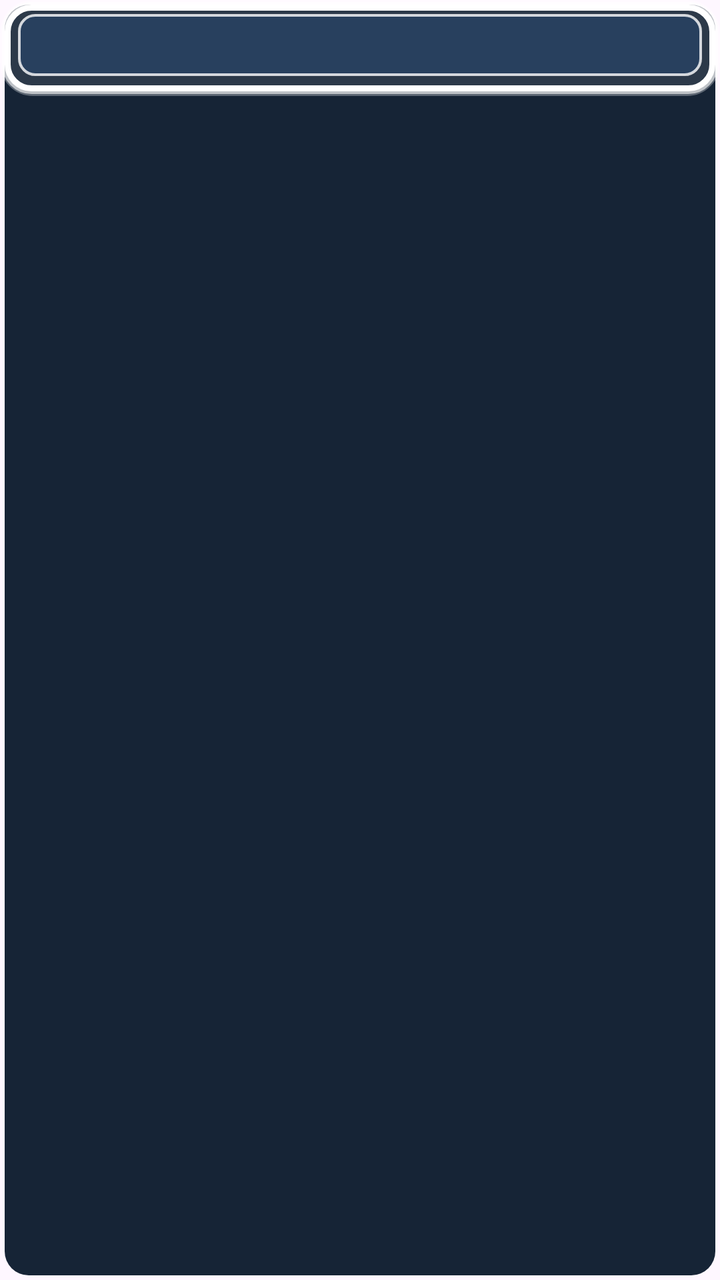
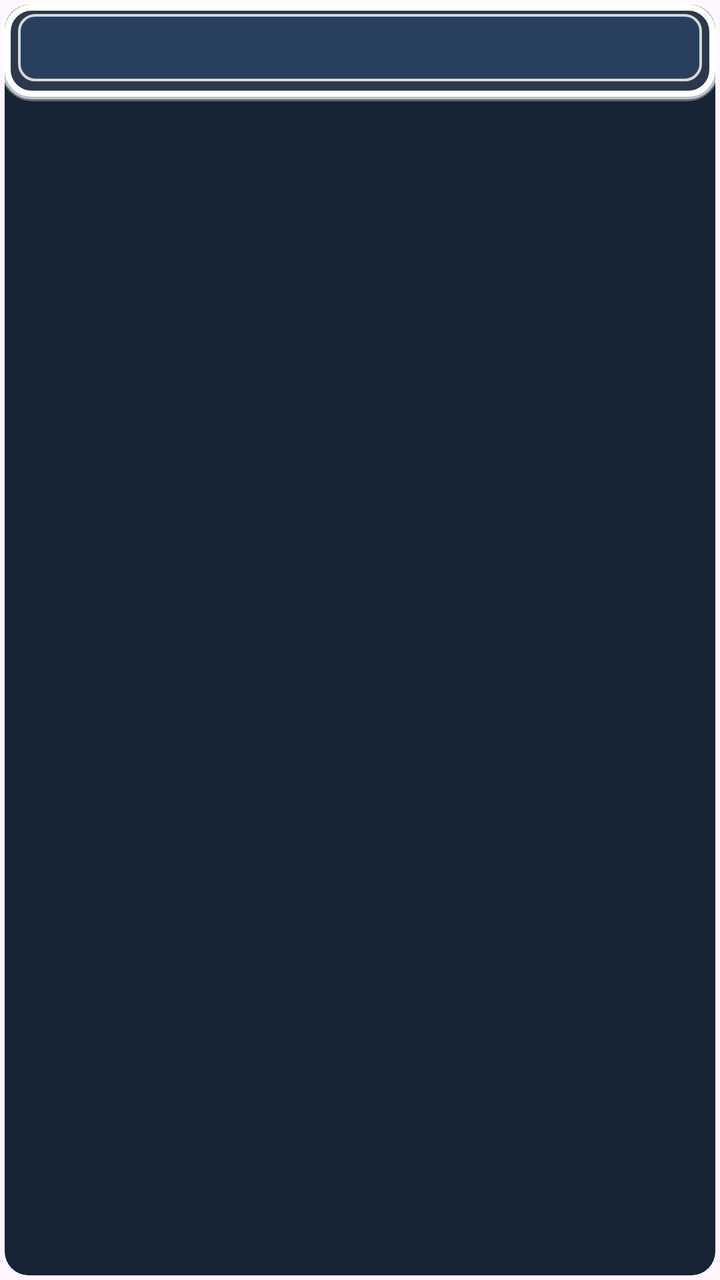

An Android layout rendered at two revisions. The XML below is the earlier revision; the diff shows what the commit changed to produce the second picture.
<!-- AndroidManifest.xml: application theme Theme.TransitMap -->
<!-- res/layout/widget_group_neon_card.xml -->
<?xml version="1.0" encoding="utf-8"?>
<RelativeLayout xmlns:android="http://schemas.android.com/apk/res/android"
    android:id="@+id/g_root"
    android:layout_width="match_parent"
    android:layout_height="wrap_content"
    android:layout_marginVertical="3.5dp"
    android:background="@drawable/widget_group_card_base">

    
    <ViewFlipper
        android:id="@+id/g_neon_flipper"
        android:layout_width="match_parent"
        android:layout_height="wrap_content"
        android:layout_alignBottom="@id/g_content"
        android:layout_alignEnd="@id/g_content"
        android:layout_alignStart="@id/g_content"
        android:layout_alignTop="@id/g_content"
        android:autoStart="true"
        android:flipInterval="600"
        android:inAnimation="@anim/neon_pulse_in"
        android:outAnimation="@anim/neon_pulse_out">

        
        <FrameLayout
            android:layout_width="match_parent"
            android:layout_height="match_parent"
            android:background="@drawable/widget_group_neon" />

        
        <FrameLayout
            android:layout_width="match_parent"
            android:layout_height="match_parent"
            android:background="@drawable/widget_group_neon_dim" />
    </ViewFlipper>

    
    <LinearLayout
        android:id="@+id/g_content"
        android:layout_width="match_parent"
        android:layout_height="wrap_content"
        android:orientation="vertical"
        android:paddingHorizontal="9dp"
        android:paddingVertical="7dp">

        <LinearLayout
            android:id="@+id/g_header"
            android:layout_width="match_parent"
            android:layout_height="wrap_content"
            android:background="@drawable/widget_group_header_neon"
            android:gravity="center_vertical"
            android:orientation="horizontal"
            android:paddingHorizontal="9dp"
            android:paddingVertical="5dp">

            <TextView
                android:id="@+id/g_title"
                android:layout_width="0dp"
                android:layout_height="wrap_content"
                android:layout_weight="1"
                android:ellipsize="end"
                android:maxLines="1"
                android:shadowColor="#DD000000"
                android:shadowDx="0"
                android:shadowDy="1"
                android:shadowRadius="3"
                android:textColor="#FFFFFF"
                android:textSize="15.5sp"
                android:textStyle="bold" />

            <TextView
                android:id="@+id/g_meta"
                android:layout_width="wrap_content"
                android:layout_height="wrap_content"
                android:layout_marginStart="6dp"
                android:shadowColor="#DD000000"
                android:shadowDx="0"
                android:shadowDy="1"
                android:shadowRadius="2.5"
                android:textColor="#FFFFFF"
                android:textSize="12.5sp"
                android:textStyle="bold" />
        </LinearLayout>

        
        <LinearLayout
            android:id="@+id/g_items"
            android:layout_width="match_parent"
            android:layout_height="wrap_content"
            android:layout_marginTop="3dp"
            android:orientation="vertical" />
    </LinearLayout>
</RelativeLayout>
<!-- resources referenced by this layout -->
<resources>
  <!-- drawable widget_group_card_base (drawable) -->
  <?xml version="1.0" encoding="utf-8"?>
  <layer-list xmlns:android="http://schemas.android.com/apk/res/android">
      <item
          android:bottom="2.5dp"
          android:left="2.5dp"
          android:right="2.5dp"
          android:top="2.5dp">
          <shape android:shape="rectangle">
              <solid android:color="#162436" />
              <corners android:radius="12dp" />
          </shape>
      </item>
  </layer-list>
  <!-- drawable widget_group_header_neon (drawable) -->
  <?xml version="1.0" encoding="utf-8"?>
  <shape xmlns:android="http://schemas.android.com/apk/res/android" android:shape="rectangle">
      <solid android:color="#28405E" />
      <stroke
          android:width="1.2dp"
          android:color="#CCFFFFFF" />
      <corners android:radius="8dp" />
  </shape>
  <!-- drawable widget_group_neon (drawable) -->
  <?xml version="1.0" encoding="utf-8"?>
  <layer-list xmlns:android="http://schemas.android.com/apk/res/android">
      
      <item>
          <shape android:shape="rectangle">
              <solid android:color="@android:color/transparent" />
              <stroke
                  android:width="5dp"
                  android:color="#4DFFFFFF" />
              <corners android:radius="14dp" />
          </shape>
      </item>
      
      <item
          android:bottom="1.2dp"
          android:left="1.2dp"
          android:right="1.2dp"
          android:top="1.2dp">
          <shape android:shape="rectangle">
              <solid android:color="@android:color/transparent" />
              <stroke
                  android:width="3.5dp"
                  android:color="#99FFFFFF" />
              <corners android:radius="13dp" />
          </shape>
      </item>
      
      <item
          android:bottom="2.5dp"
          android:left="2.5dp"
          android:right="2.5dp"
          android:top="2.5dp">
          <shape android:shape="rectangle">
              <solid android:color="#18FFFFFF" />
              <stroke
                  android:width="3dp"
                  android:color="#FFFFFF" />
              <corners android:radius="12dp" />
          </shape>
      </item>
  </layer-list>
  <!-- drawable widget_group_neon_dim (drawable) -->
  <?xml version="1.0" encoding="utf-8"?>
  <layer-list xmlns:android="http://schemas.android.com/apk/res/android">
      
      <item
          android:bottom="2.5dp"
          android:left="2.5dp"
          android:right="2.5dp"
          android:top="2.5dp">
          <shape android:shape="rectangle">
              <solid android:color="@android:color/transparent" />
              <stroke
                  android:width="1dp"
                  android:color="#22FFFFFF" />
              <corners android:radius="12dp" />
          </shape>
      </item>
  </layer-list>
  <style name="Theme.TransitMap" parent="Theme.Material3.Light">
          <item name="colorPrimary">#1565C0</item>
          <item name="colorSecondary">#2E9E44</item>
      </style>
</resources>

<!-- the commit's change to res/layout/widget_group_neon_card.xml (unified diff, before → after) -->
@@ -64,7 +64,7 @@
                 android:shadowDy="1"
                 android:shadowRadius="3"
                 android:textColor="#FFFFFF"
-                android:textSize="15.5sp"
+                android:textSize="17.5sp"
                 android:textStyle="bold" />
 
             <TextView
@@ -77,7 +77,7 @@
                 android:shadowDy="1"
                 android:shadowRadius="2.5"
                 android:textColor="#FFFFFF"
-                android:textSize="12.5sp"
+                android:textSize="14.5sp"
                 android:textStyle="bold" />
         </LinearLayout>
 
